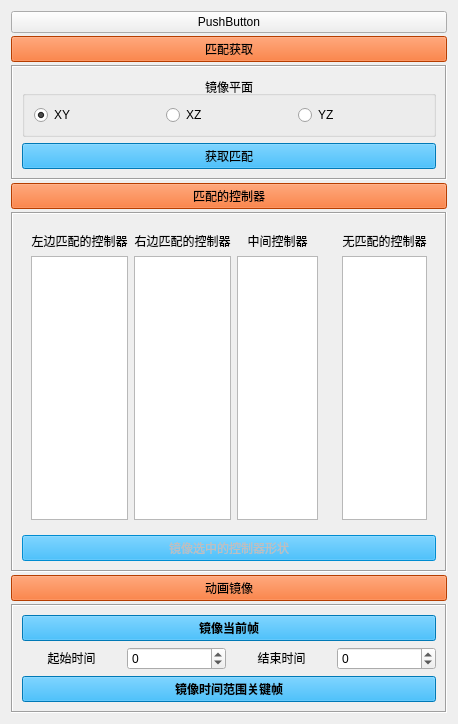
Old version of the form rig/CtrlMirrorTool/ui/CtrlMirror.ui in the repository FXTD-ODYSSEY/MayaScript.
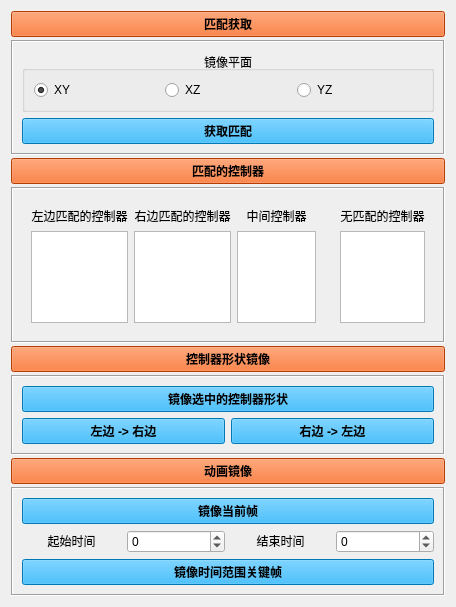
New version of the form.

```diff
--- a/rig/CtrlMirrorTool/ui/CtrlMirror.ui
+++ b/rig/CtrlMirrorTool/ui/CtrlMirror.ui
@@ -6,8 +6,8 @@
    <rect>
     <x>0</x>
     <y>0</y>
-    <width>458</width>
-    <height>724</height>
+    <width>456</width>
+    <height>607</height>
    </rect>
   </property>
   <property name="sizePolicy">
@@ -23,15 +23,14 @@
    <property name="spacing">
     <number>3</number>
    </property>
-   <item>
-    <widget class="QPushButton" name="Test_BTN">
-     <property name="text">
-      <string>PushButton</string>
-     </property>
-    </widget>
-   </item>
    <item>
     <widget class="QPushButton" name="Get_Match_Toggle">
+     <property name="font">
+      <font>
+       <weight>75</weight>
+       <bold>true</bold>
+      </font>
+     </property>
      <property name="styleSheet">
       <string notr="true">background-color:rgb(255, 85, 0);</string>
      </property>
@@ -111,6 +110,12 @@
       </item>
       <item>
        <widget class="QPushButton" name="Get_Matched_BTN">
+        <property name="font">
+         <font>
+          <weight>75</weight>
+          <bold>true</bold>
+         </font>
+        </property>
         <property name="styleSheet">
          <string notr="true">background-color:rgb(0, 170, 255)</string>
         </property>
@@ -124,6 +129,12 @@
    </item>
    <item>
     <widget class="QPushButton" name="Match_Toggle">
+     <property name="font">
+      <font>
+       <weight>75</weight>
+       <bold>true</bold>
+      </font>
+     </property>
      <property name="styleSheet">
       <string notr="true">background-color:rgb(255, 85, 0);</string>
      </property>
@@ -140,6 +151,12 @@
        <verstretch>0</verstretch>
       </sizepolicy>
      </property>
+     <property name="minimumSize">
+      <size>
+       <width>0</width>
+       <height>0</height>
+      </size>
+     </property>
      <property name="frameShape">
       <enum>QFrame::Box</enum>
      </property>
@@ -235,10 +252,53 @@
         </layout>
        </widget>
       </item>
+     </layout>
+    </widget>
+   </item>
+   <item>
+    <widget class="QPushButton" name="Crv_Mirror_Toggle">
+     <property name="font">
+      <font>
+       <weight>75</weight>
+       <bold>true</bold>
+      </font>
+     </property>
+     <property name="styleSheet">
+      <string notr="true">background-color:rgb(255, 85, 0);</string>
+     </property>
+     <property name="text">
+      <string>控制器形状镜像</string>
+     </property>
+    </widget>
+   </item>
+   <item>
+    <widget class="QFrame" name="Crv_Mirror_Layout">
+     <property name="enabled">
+      <bool>true</bool>
+     </property>
+     <property name="sizePolicy">
+      <sizepolicy hsizetype="Preferred" vsizetype="Fixed">
+       <horstretch>0</horstretch>
+       <verstretch>0</verstretch>
+      </sizepolicy>
+     </property>
+     <property name="frameShape">
+      <enum>QFrame::Box</enum>
+     </property>
+     <property name="frameShadow">
+      <enum>QFrame::Sunken</enum>
+     </property>
+     <layout class="QVBoxLayout" name="verticalLayout_6">
       <item>
        <widget class="QPushButton" name="Mirror_Shape_BTN">
         <property name="enabled">
-         <bool>false</bool>
+         <bool>true</bool>
+        </property>
+        <property name="font">
+         <font>
+          <weight>75</weight>
+          <bold>true</bold>
+         </font>
         </property>
         <property name="styleSheet">
          <string notr="true">background-color:rgb(0, 170, 255)</string>
@@ -248,11 +308,59 @@
         </property>
        </widget>
       </item>
+      <item>
+       <layout class="QHBoxLayout" name="horizontalLayout_3">
+        <item>
+         <widget class="QPushButton" name="Mirror_L2R_BTN">
+          <property name="enabled">
+           <bool>true</bool>
+          </property>
+          <property name="font">
+           <font>
+            <weight>75</weight>
+            <bold>true</bold>
+           </font>
+          </property>
+          <property name="styleSheet">
+           <string notr="true">background-color:rgb(0, 170, 255)</string>
+          </property>
+          <property name="text">
+           <string>左边 -&gt; 右边</string>
+          </property>
+         </widget>
+        </item>
+        <item>
+         <widget class="QPushButton" name="Mirror_R2L_BTN">
+          <property name="enabled">
+           <bool>true</bool>
+          </property>
+          <property name="font">
+           <font>
+            <weight>75</weight>
+            <bold>true</bold>
+           </font>
+          </property>
+          <property name="styleSheet">
+           <string notr="true">background-color:rgb(0, 170, 255)</string>
+          </property>
+          <property name="text">
+           <string>右边 -&gt; 左边</string>
+          </property>
+         </widget>
+        </item>
+       </layout>
+      </item>
      </layout>
     </widget>
    </item>
    <item>
     <widget class="QPushButton" name="Anim_Mirror_Toggle">
+     <property name="font">
+      <font>
+       <weight>75</weight>
+       <bold>true</bold>
+      </font>
+     </property>
      <property name="styleSheet">
       <string notr="true">background-color:rgb(255, 85, 0);</string>
      </property>
@@ -358,6 +466,22 @@
      </layout>
     </widget>
    </item>
+   <item>
+    <spacer name="verticalSpacer">
+     <property name="orientation">
+      <enum>Qt::Vertical</enum>
+     </property>
+     <property name="sizeType">
+      <enum>QSizePolicy::Expanding</enum>
+     </property>
+     <property name="sizeHint" stdset="0">
+      <size>
+       <width>20</width>
+       <height>40</height>
+      </size>
+     </property>
+    </spacer>
+   </item>
   </layout>
  </widget>
  <resources/>
```
